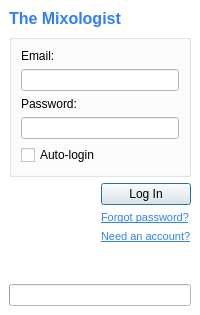
The window that MixologistGui/gui/StartDialog.ui (rebeccaskinner/The-Mixologist) describes before a commit, drawn with Qt 5.
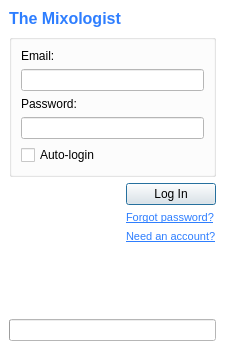
The same window after the commit. Icons and pictures are not drawn.

```diff
--- a/MixologistGui/gui/StartDialog.ui
+++ b/MixologistGui/gui/StartDialog.ui
@@ -6,26 +6,26 @@
    <rect>
     <x>0</x>
     <y>0</y>
-    <width>200</width>
-    <height>315</height>
+    <width>225</width>
+    <height>350</height>
    </rect>
   </property>
   <property name="sizePolicy">
-   <sizepolicy hsizetype="Fixed" vsizetype="Preferred">
+   <sizepolicy hsizetype="Fixed" vsizetype="Fixed">
     <horstretch>0</horstretch>
     <verstretch>0</verstretch>
    </sizepolicy>
   </property>
   <property name="minimumSize">
    <size>
-    <width>200</width>
-    <height>315</height>
+    <width>225</width>
+    <height>350</height>
    </size>
   </property>
   <property name="maximumSize">
    <size>
-    <width>200</width>
-    <height>16777215</height>
+    <width>225</width>
+    <height>350</height>
    </size>
   </property>
   <property name="palette">
@@ -92,9 +92,6 @@
     </disabled>
    </palette>
   </property>
-  <property name="font">
-   <font/>
-  </property>
   <property name="contextMenuPolicy">
    <enum>Qt::NoContextMenu</enum>
   </property>
```
